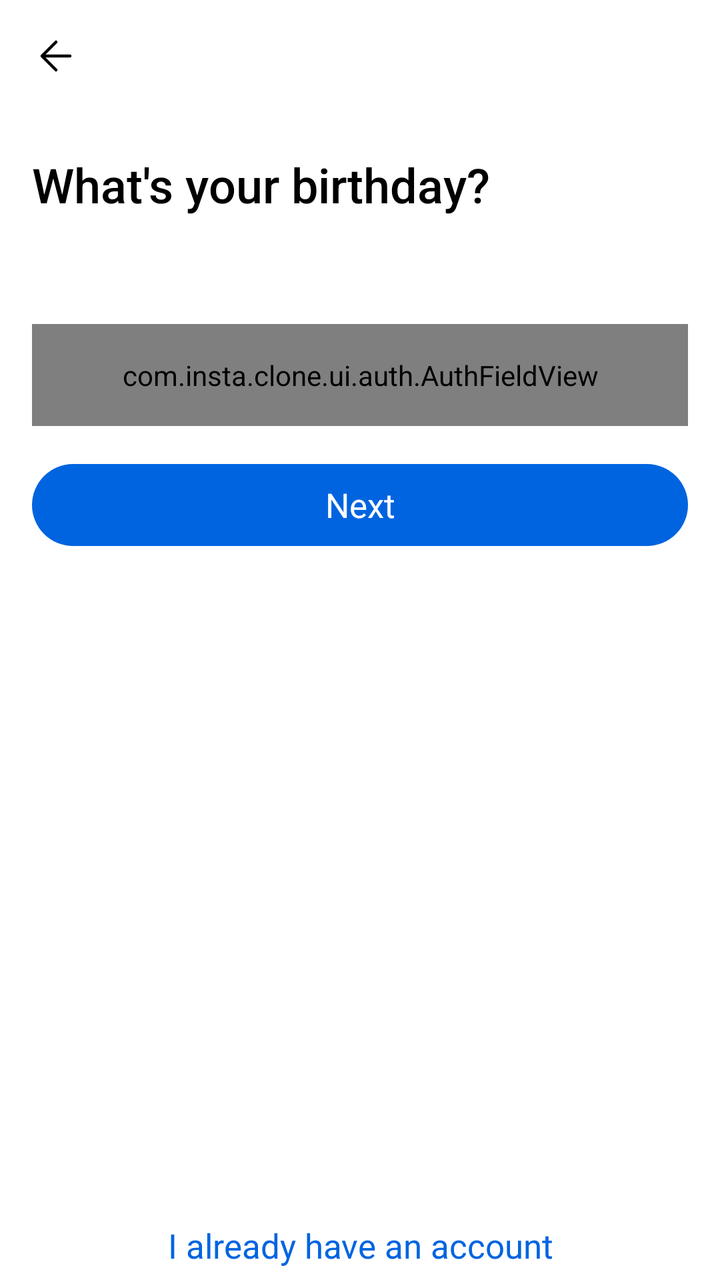
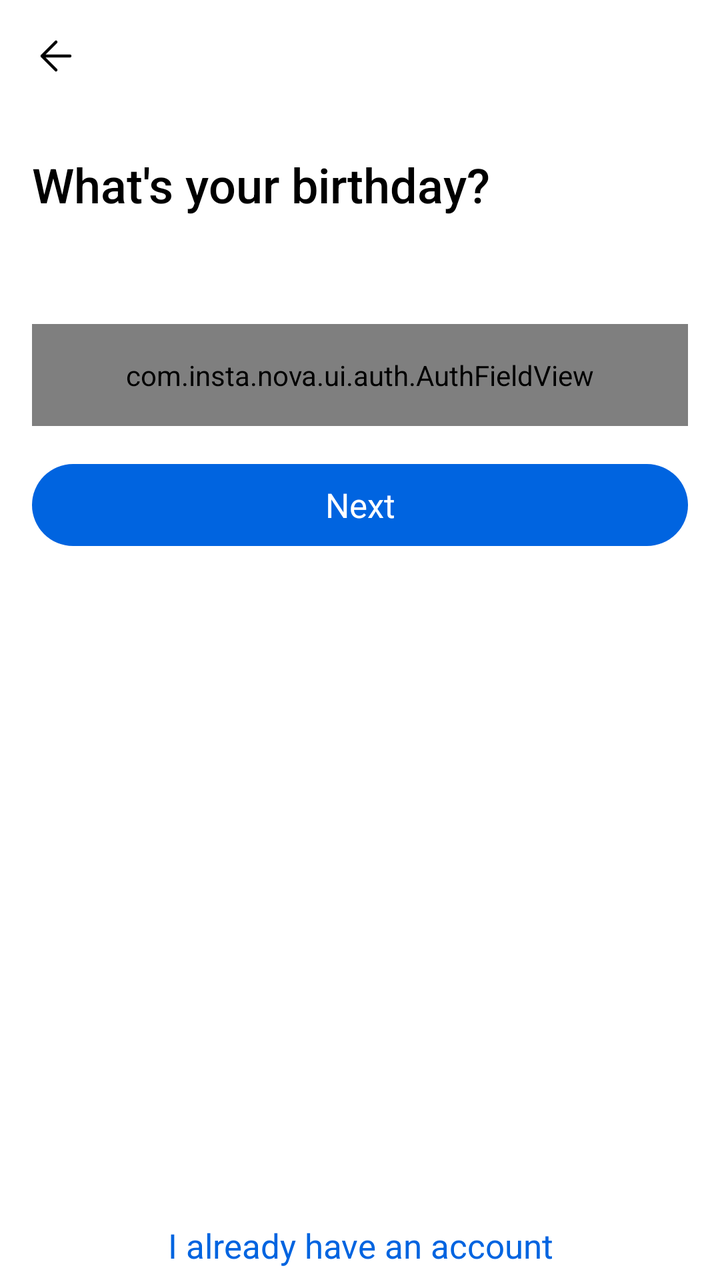

Before-and-after screenshots of an Android layout around one commit, followed by the original layout XML and the change that was made.
<!-- AndroidManifest.xml: application theme Theme.InstaClone -->
<!-- res/layout/fragment_wizard_birthday.xml -->
<?xml version="1.0" encoding="utf-8"?>
<LinearLayout xmlns:android="http://schemas.android.com/apk/res/android"
    android:layout_width="match_parent"
    android:layout_height="match_parent"
    android:background="@color/auth_bg"
    android:orientation="vertical">

    <include
        android:id="@+id/topbar"
        layout="@layout/view_wizard_topbar" />

    <ScrollView
        android:layout_width="match_parent"
        android:layout_height="0dp"
        android:layout_weight="1"
        android:fillViewport="true"
        android:overScrollMode="never">

        <LinearLayout
            android:layout_width="match_parent"
            android:layout_height="wrap_content"
            android:orientation="vertical"
            android:paddingStart="@dimen/auth_side_padding"
            android:paddingEnd="@dimen/auth_side_padding">

            <TextView
                android:id="@+id/tv_title"
                style="@style/TextAppearance.Insta.AuthTitle"
                android:layout_width="match_parent"
                android:layout_height="wrap_content"
                android:layout_marginTop="@dimen/auth_title_gap"
                android:text="@string/auth_birthday_title" />

            
            <TextView
                android:id="@+id/tv_subtitle"
                style="@style/TextAppearance.Insta.AuthSubtitle"
                android:layout_width="match_parent"
                android:layout_height="wrap_content"
                android:layout_marginTop="@dimen/auth_subtitle_gap" />

            <com.insta.clone.ui.auth.AuthFieldView
                android:id="@+id/field_birthday"
                style="@style/Widget.Insta.AuthField.Birthday"
                android:layout_marginTop="@dimen/auth_title_gap" />

            <TextView
                android:id="@+id/tv_error"
                style="@style/TextAppearance.Insta.AuthInlineError"
                android:layout_width="match_parent"
                android:layout_height="wrap_content"
                android:layout_marginTop="12dp"
                android:visibility="gone" />

            <FrameLayout
                android:layout_width="match_parent"
                android:layout_height="@dimen/auth_button_height"
                android:layout_marginTop="@dimen/auth_button_gap">

                <androidx.appcompat.widget.AppCompatButton
                    android:id="@+id/btn_primary"
                    style="@style/Widget.Insta.AuthButton.Primary"
                    android:layout_width="match_parent"
                    android:layout_height="match_parent"
                    android:text="@string/auth_next" />

                <ProgressBar
                    android:id="@+id/progress_primary"
                    android:layout_width="@dimen/auth_button_spinner"
                    android:layout_height="@dimen/auth_button_spinner"
                    android:layout_gravity="center"
                    android:indeterminateTint="@color/auth_on_primary"
                    android:visibility="gone" />
            </FrameLayout>
        </LinearLayout>
    </ScrollView>

    <androidx.appcompat.widget.AppCompatButton
        android:id="@+id/btn_bottom_link"
        style="@style/Widget.Insta.AuthBottomLink"
        android:layout_gravity="center_horizontal"
        android:text="@string/auth_already_have_account" />
</LinearLayout>
<!-- res/layout/view_wizard_topbar.xml (included above) -->
<?xml version="1.0" encoding="utf-8"?>
<FrameLayout xmlns:android="http://schemas.android.com/apk/res/android"
    xmlns:app="http://schemas.android.com/apk/res-auto"
    android:layout_width="match_parent"
    android:layout_height="@dimen/auth_top_bar_height"
    android:paddingStart="@dimen/auth_side_padding"
    android:paddingEnd="@dimen/auth_side_padding">

    <ImageView
        android:id="@+id/btn_wizard_back"
        android:layout_width="@dimen/auth_back_icon"
        android:layout_height="@dimen/auth_back_icon"
        android:layout_gravity="start|center_vertical"
        android:background="?attr/selectableItemBackgroundBorderless"
        android:contentDescription="@string/auth_back"
        android:src="@drawable/ic_arrow_back"
        app:tint="@color/auth_text" />
</FrameLayout>
<!-- resources referenced by this layout -->
<resources>
  <color name="auth_bg">#FFFFFF</color>
  <color name="auth_on_primary">#FFFFFF</color>
  <color name="auth_text">#000000</color>
  <dimen name="auth_back_icon">24dp</dimen>
  <dimen name="auth_button_gap">19dp</dimen>
  <dimen name="auth_button_height">41dp</dimen>
  <dimen name="auth_button_spinner">20dp</dimen>
  <dimen name="auth_side_padding">16dp</dimen>
  <dimen name="auth_subtitle_gap">12dp</dimen>
  <dimen name="auth_title_gap">20dp</dimen>
  <dimen name="auth_top_bar_height">56dp</dimen>
  <string name="auth_already_have_account">I already have an account</string>
  <string name="auth_back">Back</string>
  <string name="auth_birthday_title">What\'s your birthday?</string>
  <string name="auth_next">Next</string>
  <style name="TextAppearance.Insta.AuthInlineError" parent="TextAppearance.AppCompat">
          <item name="android:fontFamily">sans-serif</item>
          <item name="android:textSize">@dimen/auth_code_error_size</item>
          <item name="android:textColor">@color/auth_error_text</item>
      </style>
  <style name="TextAppearance.Insta.AuthSubtitle" parent="TextAppearance.AppCompat">
          <item name="android:fontFamily">sans-serif</item>
          <item name="android:textSize">@dimen/auth_subtitle_size</item>
          <item name="android:textColor">@color/auth_text</item>
          <item name="android:lineSpacingMultiplier">1.25</item>
      </style>
  <style name="TextAppearance.Insta.AuthTitle" parent="TextAppearance.AppCompat">
          <item name="android:fontFamily">sans-serif-medium</item>
          <item name="android:textSize">@dimen/auth_title_size</item>
          <item name="android:textColor">@color/auth_text</item>
      </style>
  <style name="Widget.Insta.AuthField.Birthday">
          <item name="android:layout_height">@dimen/auth_field_height_birthday</item>
      </style>
  <color name="color_text_primary">#000000</color>
  <dimen name="auth_code_error_size">14sp</dimen>
  <color name="auth_error_text">#FF5A5F</color>
  <dimen name="auth_subtitle_size">16sp</dimen>
  <dimen name="auth_title_size">24sp</dimen>
  <style name="TextAppearance.Insta.AuthBottomLink" parent="TextAppearance.AppCompat">
          <item name="android:fontFamily">sans-serif-medium</item>
          <item name="android:textSize">@dimen/auth_bottom_link_text_size</item>
          <item name="android:textColor">@color/auth_link</item>
      </style>
  <!-- drawable bg_auth_button_primary (drawable) -->
  <?xml version="1.0" encoding="utf-8"?>
  <shape xmlns:android="http://schemas.android.com/apk/res/android"
      android:shape="rectangle">
      <solid android:color="@color/auth_primary" />
      <corners android:radius="@dimen/auth_button_radius" />
  </shape>
  <style name="TextAppearance.Insta.AuthButton" parent="TextAppearance.AppCompat">
          <item name="android:fontFamily">sans-serif-medium</item>
          <item name="android:textAllCaps">false</item>
          <item name="android:textSize">@dimen/auth_button_text_size</item>
      </style>
  <dimen name="auth_field_height_birthday">51dp</dimen>
  <color name="color_primary">#0095F6</color>
  <color name="white">#FFFFFF</color>
  <color name="color_background">#FFFFFF</color>
  <color name="color_text_secondary">#737373</color>
  <color name="color_surface_variant">#EFEFEF</color>
  <color name="color_divider">#DBDBDB</color>
  <color name="color_like">#FF3040</color>
  <color name="color_sheet">#FFFFFF</color>
  <dimen name="auth_bottom_link_text_size">17sp</dimen>
  <color name="auth_link">#0064E0</color>
  <color name="auth_primary">#0064E0</color>
  <dimen name="auth_button_radius">100dp</dimen>
  <dimen name="auth_button_text_size">17sp</dimen>
  <!-- unchanged entries left out for length: 4 -->
</resources>

<!-- the commit's change to res/layout/fragment_wizard_birthday.xml (unified diff, before → after) -->
@@ -39,10 +39,21 @@
                 android:layout_height="wrap_content"
                 android:layout_marginTop="@dimen/auth_subtitle_gap" />
 
-            <com.insta.clone.ui.auth.AuthFieldView
+            <com.insta.nova.ui.auth.AuthFieldView
                 android:id="@+id/field_birthday"
                 style="@style/Widget.Insta.AuthField.Birthday"
                 android:layout_marginTop="@dimen/auth_title_gap" />
+
+            
+            <TextView
+                android:id="@+id/tv_hint"
+                android:layout_width="match_parent"
+                android:layout_height="wrap_content"
+                android:layout_marginTop="12dp"
+                android:text="@string/auth_birthday_required"
+                android:textColor="@color/auth_text_secondary"
+                android:textSize="@dimen/auth_code_error_size"
+                android:visibility="gone" />
 
             <TextView
                 android:id="@+id/tv_error"
<!-- resource entries referenced after the edit -->
@@ -3,6 +3,7 @@
   <color name="auth_bg">#FFFFFF</color>
   <color name="auth_on_primary">#FFFFFF</color>
   <color name="auth_text">#000000</color>
+  <color name="auth_text_secondary">#65676B</color>
   <dimen name="auth_back_icon">24dp</dimen>
   <dimen name="auth_button_gap">19dp</dimen>
   <dimen name="auth_button_height">41dp</dimen>
